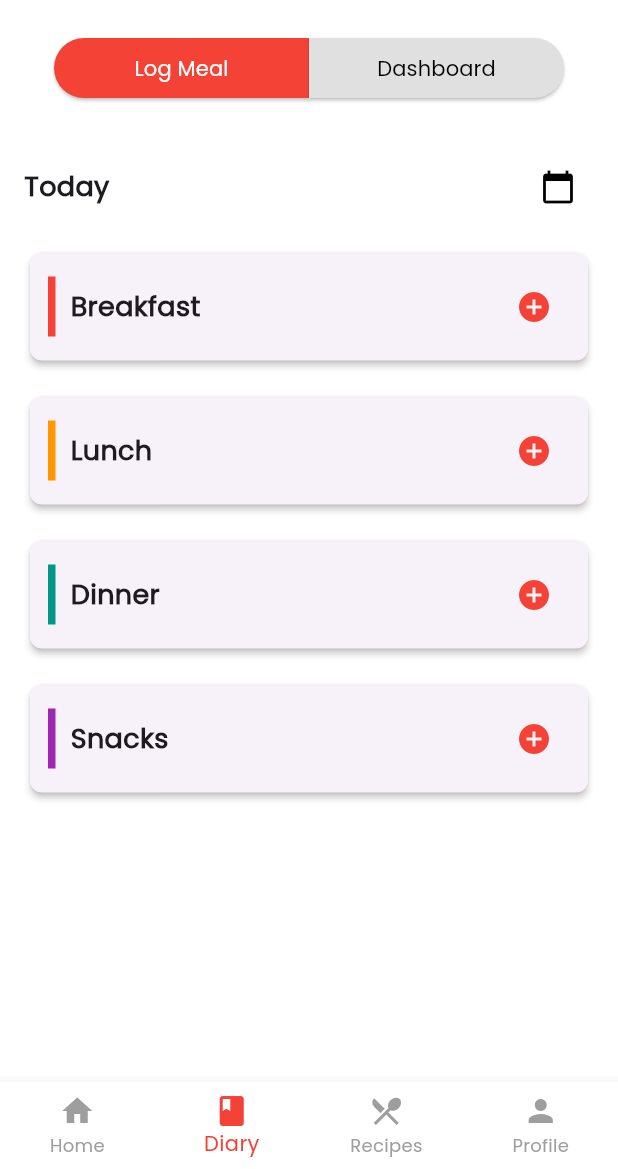
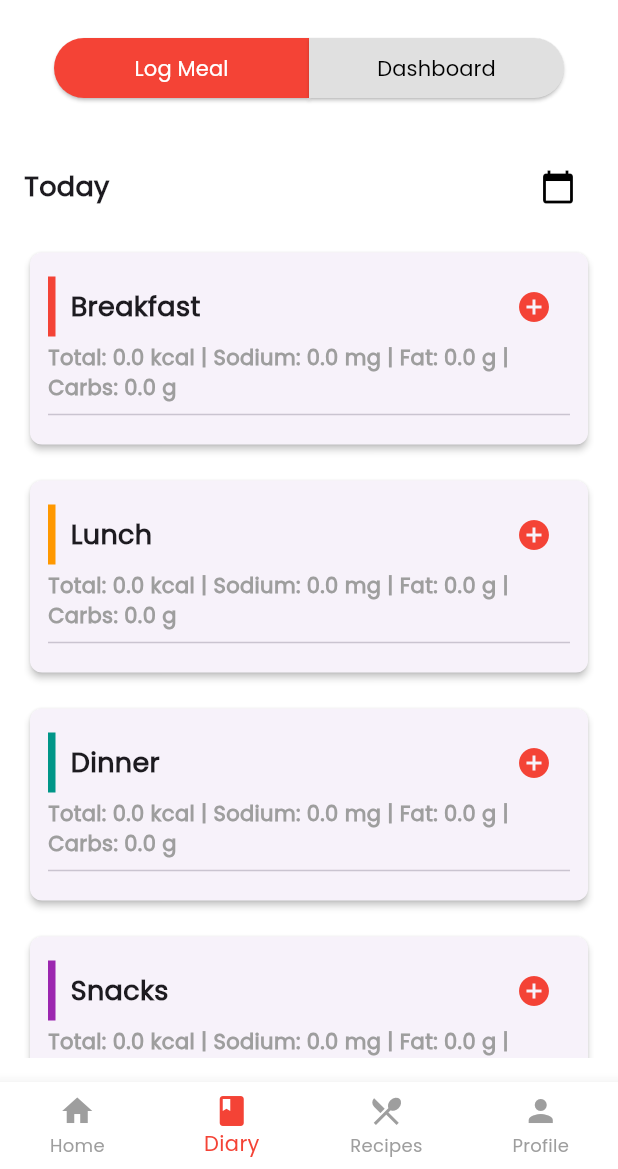
Before and after one commit to yeoh0730/CardioMeal, a Flutter app: the screen it shows once a user with an empty profile is signed in, item 2 of the bottom bar chosen, on a phone screen of 412 x 824 dp, the part 67-1236 px from its top. Run offline on Flutter 3.47's test engine with Material 3 defaults, Android fonts, the phone set to English and light mode, and no system bars; our stand-ins replace cloud_firestore, firebase_auth, firebase_core, fl_chart, percent_indicator, smooth_page_indicator; accounts and stored records are empty; network calls fail.

Commit message:
add delete button for log meal

```diff
--- a/lib/DiaryPage.dart
+++ b/lib/DiaryPage.dart
@@ -49,6 +49,7 @@ class _DiaryPageState extends State<DiaryPage> {
     for (var doc in snapshot.docs) {
       Map<String, dynamic> mealData = doc.data() as Map<String, dynamic>;
       String mealType = mealData["mealType"];
+      mealData['id'] = doc.id; // Store meal document ID for deletion
 
       newMeals[mealType] = List<Map<String, dynamic>>.from(mealData["foods"]);
     }
@@ -56,6 +57,33 @@ class _DiaryPageState extends State<DiaryPage> {
     setState(() {
       _selectedMeals = newMeals;
     });
+  }
+
+  Future<void> _deleteFood(String mealType, Map<String, dynamic> foodItem) async {
+    User? user = FirebaseAuth.instance.currentUser;
+    if (user == null) return;
+
+    String formattedDate = DateFormat('yyyy-MM-dd').format(_selectedDate);
+
+    // Find the meal document for the given meal type
+    QuerySnapshot snapshot = await FirebaseFirestore.instance
+        .collection("users")
+        .doc(user.uid)
+        .collection("loggedMeals")
+        .where("date", isEqualTo: formattedDate)
+        .where("mealType", isEqualTo: mealType)
+        .get();
+
+    if (snapshot.docs.isNotEmpty) {
+      DocumentReference mealDoc = snapshot.docs.first.reference;
+
+      // Remove only the selected food item
+      await mealDoc.update({
+        "foods": FieldValue.arrayRemove([foodItem])
+      });
+
+      _fetchLoggedMeals(); // Refresh UI after deletion
+    }
   }
 
   Future<void> _pickDate() async {
@@ -151,14 +179,12 @@ class _DiaryPageState extends State<DiaryPage> {
             mainAxisAlignment: MainAxisAlignment.spaceBetween,
             children: [
               Text(
-                isToday
-                    ? "Today"
-                    : DateFormat('yyyy-MM-dd').format(_selectedDate), // Show "Today" if it's today's date
+                isToday ? "Today" : DateFormat('yyyy-MM-dd').format(_selectedDate),
                 style: const TextStyle(fontSize: 18, fontWeight: FontWeight.bold),
               ),
               IconButton(
                 icon: const Icon(Icons.calendar_today, color: Colors.black),
-                onPressed: _pickDate, // Open date picker
+                onPressed: _pickDate,
               ),
             ],
           ),
@@ -186,7 +212,6 @@ class _DiaryPageState extends State<DiaryPage> {
             crossAxisAlignment: CrossAxisAlignment.start,
             children: [
               Row(
-                crossAxisAlignment: CrossAxisAlignment.center,
                 children: [
                   Container(width: 5, height: 40, color: color),
                   const SizedBox(width: 10),
@@ -199,24 +224,17 @@ class _DiaryPageState extends State<DiaryPage> {
                   ),
                 ],
               ),
-              ..._selectedMeals[mealTitle]!.map((recipe) => Padding(
-                padding: const EdgeInsets.only(left: 16.0, top: 4.0),
-                child: Text(recipe["name"], style: const TextStyle(fontSize: 14, color: Colors.black87)),
+              Text("Total: ${mealNutrition["Calories"]} kcal | Sodium: ${mealNutrition["Sodium"]} mg | Fat: ${mealNutrition["Fat"]} g | Carbs: ${mealNutrition["Carbohydrates"]} g",
+                  style: const TextStyle(fontSize: 14, fontWeight: FontWeight.bold, color: Colors.grey)),
+              const Divider(),
+              ..._selectedMeals[mealTitle]!.map((recipe) => ListTile(
+                title: Text(recipe["name"]),
+                subtitle: Text("Calories: ${recipe["calories"]} kcal | Sodium: ${recipe["sodium"]} mg | Fat: ${recipe["fat"]} g | Carbs: ${recipe["carbs"]} g"),
+                trailing: IconButton(
+                  icon: const Icon(Icons.delete, color: Colors.red),
+                  onPressed: () => _deleteFood(mealTitle, recipe),
+                ),
               )),
-              if (_selectedMeals[mealTitle]!.isNotEmpty) const Divider(),
-              if (_selectedMeals[mealTitle]!.isNotEmpty)
-                Padding(
-                  padding: const EdgeInsets.only(left: 16.0, top: 4.0),
-                  child: Column(
-                    crossAxisAlignment: CrossAxisAlignment.start,
-                    children: [
-                      Text("Calories: ${mealNutrition["Calories"]!.toStringAsFixed(1)}", style: const TextStyle(color: Colors.grey)),
-                      Text("Sodium: ${mealNutrition["Sodium"]!.toStringAsFixed(1)} mg", style: const TextStyle(color: Colors.grey)),
-                      Text("Fat: ${mealNutrition["Fat"]!.toStringAsFixed(1)} g", style: const TextStyle(color: Colors.grey)),
-                      Text("Carb: ${mealNutrition["Carbohydrates"]!.toStringAsFixed(1)} g", style: const TextStyle(color: Colors.grey)),
-                    ],
-                  ),
-                ),
             ],
           ),
         ),
```
Also changed, not shown: lib/SelectRecipesPage.dart (+6 -6 lines).
